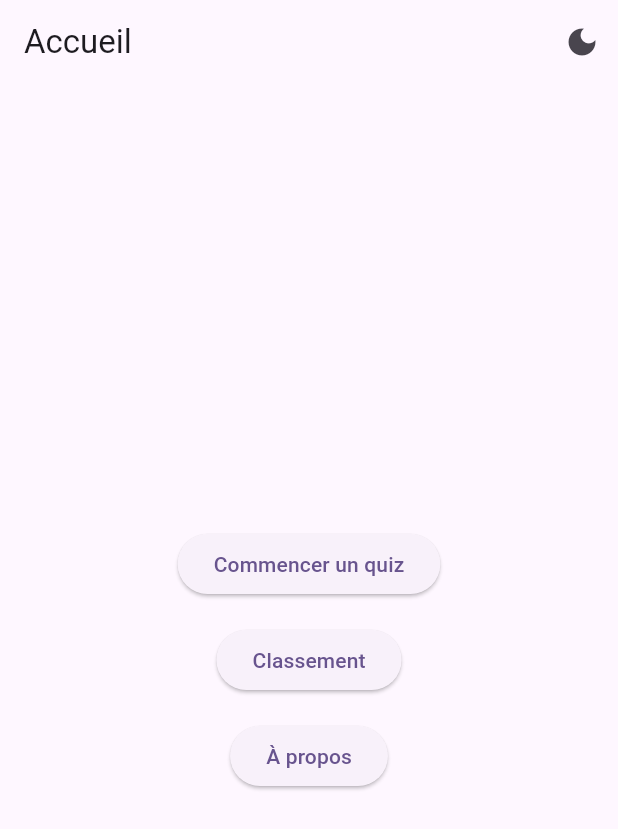
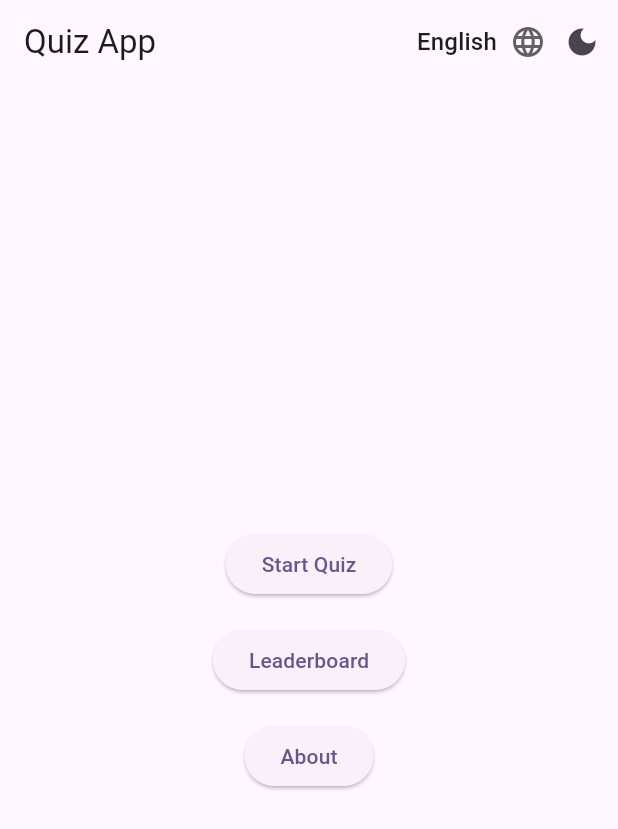
Before and after one commit to BayaJribi/Mobile-QuizApp, a Flutter app: the screen it shows after launch, on a phone screen of 412 x 824 dp. Shown: the top 829 px of the screen. Run offline on Flutter 3.47's test engine with Material 3 defaults, Android fonts, the phone set to English and light mode, and no system bars; our stand-ins replace audioplayers, html_unescape, shared_preferences, vibration; generated files the repository leaves out were written again.

Commit message:
Added Language & Sounds & Vibration

```diff
--- a/lib/main.dart
+++ b/lib/main.dart
@@ -1,5 +1,10 @@
 import 'package:flutter/material.dart';
+import 'package:flutter_localizations/flutter_localizations.dart';
+import 'package:flutter_gen/gen_l10n/app_localizations.dart';
+
 import 'services/theme_service.dart';
+import 'services/locale_service.dart';
+
 import 'screens/home_screen.dart';
 import 'screens/quiz_setup_screen.dart';
 import 'screens/quiz_screen.dart';
@@ -20,17 +25,20 @@
 class _QuizAppState extends State<QuizApp> {
   bool isDarkMode = false;
   bool loading = true;
+  Locale? _currentLocale;
 
   @override
   void initState() {
     super.initState();
-    _loadTheme();
+    _initializeSettings();
   }
 
-  Future<void> _loadTheme() async {
+  Future<void> _initializeSettings() async {
     final theme = await ThemeService.loadTheme();
+    final locale = await LocaleService.loadLocale();
     setState(() {
       isDarkMode = theme;
+      _currentLocale = locale;
       loading = false;
     });
   }
@@ -40,6 +48,13 @@
       isDarkMode = !isDarkMode;
     });
     ThemeService.saveTheme(isDarkMode);
+  }
+
+  void _changeLocale(Locale locale) {
+    LocaleService.saveLocale(locale.languageCode);
+    setState(() {
+      _currentLocale = locale;
+    });
   }
 
   @override
@@ -52,6 +67,8 @@
 
     return MaterialApp(
       title: 'Quiz App',
+      debugShowCheckedModeBanner: false,
+      locale: _currentLocale,
       theme: ThemeData(
         brightness: Brightness.light,
         colorScheme: ColorScheme.fromSeed(seedColor: Colors.deepPurple),
@@ -59,12 +76,40 @@
       ),
       darkTheme: ThemeData(
         brightness: Brightness.dark,
-        colorScheme: ColorScheme.fromSeed(seedColor: Colors.deepPurple, brightness: Brightness.dark),
+        colorScheme: ColorScheme.fromSeed(
+          seedColor: Colors.deepPurple,
+          brightness: Brightness.dark,
+        ),
         useMaterial3: true,
       ),
       themeMode: isDarkMode ? ThemeMode.dark : ThemeMode.light,
-      debugShowCheckedModeBanner: false,
-      home: HomeScreen(toggleTheme: toggleTheme, isDark: isDarkMode),
+
+      localizationsDelegates: const [
+        AppLocalizations.delegate,
+        GlobalMaterialLocalizations.delegate,
+        GlobalWidgetsLocalizations.delegate,
+        GlobalCupertinoLocalizations.delegate,
+      ],
+      supportedLocales: const [
+        Locale('en'),
+        Locale('fr'),
+        Locale('ar'),
+      ],
+      localeResolutionCallback: (locale, supportedLocales) {
+        for (var supportedLocale in supportedLocales) {
+          if (supportedLocale.languageCode == locale?.languageCode) {
+            return supportedLocale;
+          }
+        }
+        return supportedLocales.first;
+      },
+
+      home: HomeScreen(
+        toggleTheme: toggleTheme,
+        isDark: isDarkMode,
+        changeLocale: _changeLocale,
+        currentLocale: _currentLocale,
+      ),
       routes: {
         '/setup': (context) => const QuizSetupScreen(),
         '/quiz': (context) => const QuizScreen(),
--- a/lib/screens/home_screen.dart
+++ b/lib/screens/home_screen.dart
@@ -1,20 +1,54 @@
 import 'package:flutter/material.dart';
+import 'package:flutter_gen/gen_l10n/app_localizations.dart';
 
 class HomeScreen extends StatelessWidget {
   final VoidCallback toggleTheme;
   final bool isDark;
+  final Function(Locale) changeLocale;
+  final Locale? currentLocale;
 
-  const HomeScreen({super.key, required this.toggleTheme, required this.isDark});
+  const HomeScreen({
+    super.key,
+    required this.toggleTheme,
+    required this.isDark,
+    required this.changeLocale,
+    required this.currentLocale,
+  });
 
   @override
   Widget build(BuildContext context) {
     return Scaffold(
       appBar: AppBar(
-        title: const Text('Accueil'),
+        title: Text(AppLocalizations.of(context)!.appTitle),
         actions: [
+          DropdownButtonHideUnderline(
+            child: DropdownButton<Locale>(
+              value: currentLocale ?? const Locale('en'),
+              icon: const Icon(Icons.language),
+              onChanged: (Locale? locale) {
+                if (locale != null) changeLocale(locale);
+              },
+              items: const [
+                DropdownMenuItem(
+                  value: Locale('en'),
+                  child: Text('English'),
+                ),
+                DropdownMenuItem(
+                  value: Locale('fr'),
+                  child: Text('Français'),
+                ),
+                DropdownMenuItem(
+                  value: Locale('ar'),
+                  child: Text('العربية'),
+                ),
+              ],
+            ),
+          ),
           IconButton(
             icon: Icon(isDark ? Icons.light_mode : Icons.dark_mode),
-            tooltip: isDark ? 'Passer au mode clair' : 'Passer au mode sombre',
+            tooltip: isDark
+                ? AppLocalizations.of(context)!.lightMode
+                : AppLocalizations.of(context)!.darkMode,
             onPressed: toggleTheme,
           ),
         ],
@@ -24,23 +58,25 @@ class HomeScreen extends StatelessWidget {
           mainAxisAlignment: MainAxisAlignment.center,
           children: [
             ElevatedButton(
-              child: const Text("Commencer un quiz"),
+              child: Text(AppLocalizations.of(context)!.startQuiz),// tarjem ellougha
               onPressed: () => Navigator.pushNamed(context, '/setup'),
             ),
             const SizedBox(height: 16),
             ElevatedButton(
-              child: const Text("Classement"),
+              child: Text(AppLocalizations.of(context)!.leaderboard),
               onPressed: () => Navigator.pushNamed(context, '/leaderboard'),
             ),
             const SizedBox(height: 16),
             ElevatedButton(
-              child: const Text("À propos"),
+              child: Text(AppLocalizations.of(context)!.about),
               onPressed: () {
                 showAboutDialog(
                   context: context,
                   applicationName: "Quiz App",
                   applicationVersion: "1.0",
-                  children: [const Text("Application de quiz Flutter.")],
+                  children: [
+                    Text(AppLocalizations.of(context)!.about),
+                  ],
                 );
               },
             ),
--- a/lib/screens/leaderboard_screen.dart
+++ b/lib/screens/leaderboard_screen.dart
@@ -1,4 +1,5 @@
 import 'package:flutter/material.dart';
+import 'package:flutter_gen/gen_l10n/app_localizations.dart';
 import '../services/local_storage_service.dart';
 
 class LeaderboardScreen extends StatefulWidget {
@@ -31,26 +32,28 @@ class _LeaderboardScreenState extends State<LeaderboardScreen> {
 
   @override
   Widget build(BuildContext context) {
+    final loc = AppLocalizations.of(context)!;
+
     return Scaffold(
       appBar: AppBar(
-        title: const Text('Classement'),
+        title: Text(loc.leaderboard),
         actions: [
           IconButton(
             icon: const Icon(Icons.delete),
             onPressed: _clearScores,
-            tooltip: 'Réinitialiser le classement',
+            tooltip: loc.resetLeaderboard,
           ),
         ],
       ),
       body: scores.isEmpty
-          ? const Center(child: Text("Aucun score enregistré"))
+          ? Center(child: Text(loc.noScores))
           : ListView.builder(
         itemCount: scores.length,
         itemBuilder: (context, index) {
           final s = scores[index];
           return ListTile(
-            title: Text("Catégorie: ${s['category']} - ${s['difficulty']}"),
-            subtitle: Text("Score: ${s['score']} / ${s['total']}"),
+            title: Text("${loc.category}: ${s['category']} - ${s['difficulty']}"),
+            subtitle: Text("${loc.score}: ${s['score']} / ${s['total']}"),
             trailing: Text(
               s['timestamp'].toString().split('T').first,
               style: const TextStyle(fontSize: 12),
--- /dev/null
+++ b/lib/services/locale_service.dart
@@ -0,0 +1,20 @@
+import 'package:flutter/material.dart';
+import 'package:shared_preferences/shared_preferences.dart';
+
+class LocaleService {
+  static const String _localeKey = 'locale';
+
+  static Future<Locale?> loadLocale() async {
+    final prefs = await SharedPreferences.getInstance();
+    final code = prefs.getString(_localeKey);
+    if (code != null) {
+      return Locale(code);
+    }
+    return null;
+  }
+
+  static Future<void> saveLocale(String languageCode) async {
+    final prefs = await SharedPreferences.getInstance();
+    await prefs.setString(_localeKey, languageCode);
+  }
+}
```
Also changed, not shown: lib/l10n/app_ar.arb (added, +28 -0 lines), lib/l10n/app_en.arb (added, +28 -0 lines), lib/l10n/app_fr.arb (added, +27 -0 lines), lib/screens/quiz_screen.dart (+47 -11 lines), lib/screens/quiz_setup_screen.dart (+9 -6 lines), lib/screens/result_screen.dart (+12 -10 lines), pubspec.yaml (+19 -74 lines), pubspec.lock, 7 other files.
